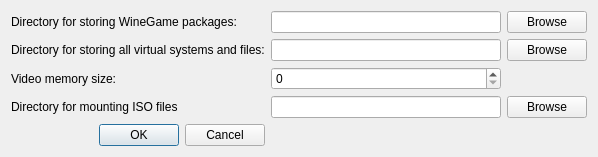
Above: settingsdialog.ui from pashazz/winegame before the change. Below: the same form after it.
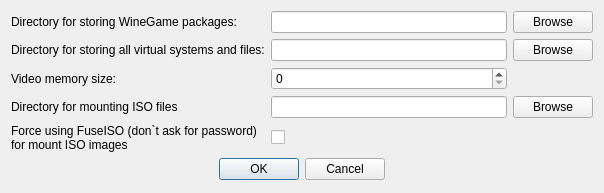
That is the form after the change.

Commit message: Added support for mounting over mount -o loop & kdesu/gksu/xdg-su Added setting to force using fuseiso

Patch:
```diff
--- a/settingsdialog.ui
+++ b/settingsdialog.ui
@@ -6,8 +6,8 @@
    <rect>
     <x>0</x>
     <y>0</y>
-    <width>598</width>
-    <height>153</height>
+    <width>604</width>
+    <height>193</height>
    </rect>
   </property>
   <property name="windowTitle">
@@ -65,7 +65,7 @@
      </property>
     </widget>
    </item>
-   <item row="6" column="0">
+   <item row="7" column="0" colspan="3">
     <widget class="QDialogButtonBox" name="buttonBox">
      <property name="orientation">
       <enum>Qt::Horizontal</enum>
@@ -73,6 +73,9 @@
      <property name="standardButtons">
       <set>QDialogButtonBox::Cancel|QDialogButtonBox::Ok</set>
      </property>
+     <property name="centerButtons">
+      <bool>true</bool>
+     </property>
     </widget>
    </item>
    <item row="4" column="1">
@@ -85,6 +88,21 @@
      </property>
     </widget>
    </item>
+   <item row="5" column="0">
+    <widget class="QLabel" name="label_5">
+     <property name="text">
+      <string>Force using FuseISO (don`t ask for password)
+for mount ISO images</string>
+     </property>
+    </widget>
+   </item>
+   <item row="5" column="1">
+    <widget class="QCheckBox" name="cbForceFuse">
+     <property name="text">
+      <string/>
+     </property>
+    </widget>
+   </item>
   </layout>
  </widget>
  <resources/>
```
The commit also changes 5 other files.
